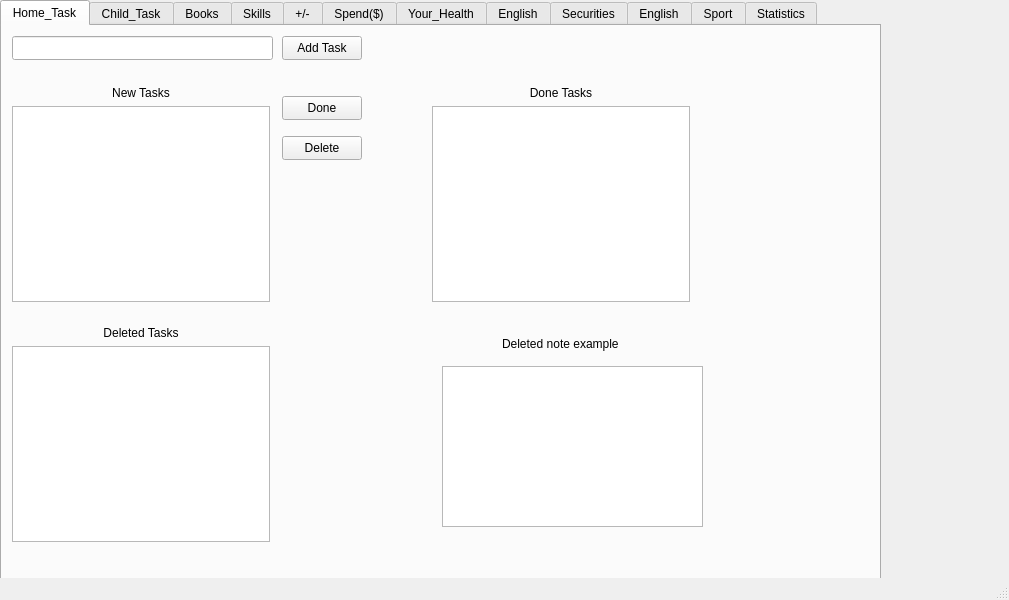
The window that ToDoNotes/mainwindow.ui (andreyschelkovo/ToDoNotes) describes before a commit, drawn with Qt 5.
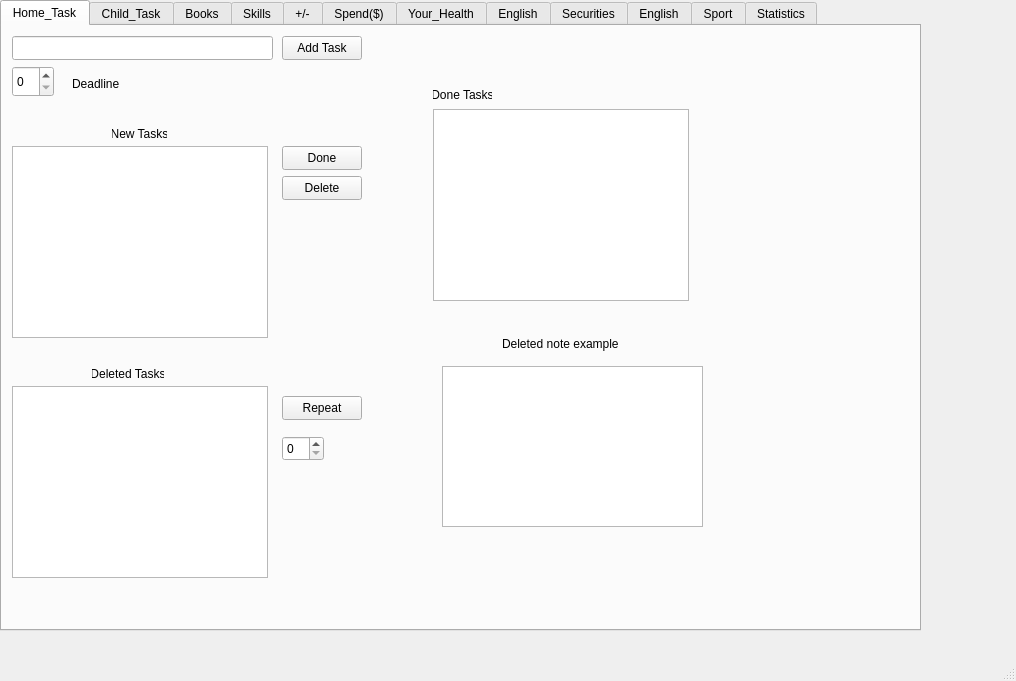
The same window after the commit.

Commit message: add deadline and understand how to make correct repeat button. Should see my conspect

```diff
--- a/ToDoNotes/mainwindow.ui
+++ b/ToDoNotes/mainwindow.ui
@@ -6,8 +6,8 @@
    <rect>
     <x>0</x>
     <y>0</y>
-    <width>1009</width>
-    <height>600</height>
+    <width>1016</width>
+    <height>681</height>
    </rect>
   </property>
   <property name="windowTitle">
@@ -19,8 +19,8 @@
      <rect>
       <x>0</x>
       <y>0</y>
-      <width>881</width>
-      <height>581</height>
+      <width>921</width>
+      <height>631</height>
      </rect>
     </property>
     <property name="currentIndex">
@@ -43,62 +43,6 @@
        <string>Add Task</string>
       </property>
      </widget>
-     <widget class="QWidget" name="layoutWidget">
-      <property name="geometry">
-       <rect>
-        <x>430</x>
-        <y>60</y>
-        <width>258</width>
-        <height>216</height>
-       </rect>
-      </property>
-      <layout class="QVBoxLayout" name="verticalLayout_2">
-       <item>
-        <widget class="QLabel" name="Done_Tasks_label">
-         <property name="layoutDirection">
-          <enum>Qt::LeftToRight</enum>
-         </property>
-         <property name="text">
-          <string>Done Tasks</string>
-         </property>
-         <property name="alignment">
-          <set>Qt::AlignCenter</set>
-         </property>
-        </widget>
-       </item>
-       <item>
-        <widget class="QListWidget" name="Done_Tasks_listWidget"/>
-       </item>
-      </layout>
-     </widget>
-     <widget class="QWidget" name="layoutWidget_2">
-      <property name="geometry">
-       <rect>
-        <x>10</x>
-        <y>300</y>
-        <width>258</width>
-        <height>216</height>
-       </rect>
-      </property>
-      <layout class="QVBoxLayout" name="verticalLayout_3">
-       <item>
-        <widget class="QLabel" name="Deleted_Tasks_label">
-         <property name="layoutDirection">
-          <enum>Qt::LeftToRight</enum>
-         </property>
-         <property name="text">
-          <string>Deleted Tasks</string>
-         </property>
-         <property name="alignment">
-          <set>Qt::AlignCenter</set>
-         </property>
-        </widget>
-       </item>
-       <item>
-        <widget class="QListWidget" name="Deleted_Tasks_listWidget"/>
-       </item>
-      </layout>
-     </widget>
      <widget class="QLineEdit" name="Add_Task_lineEdit">
       <property name="geometry">
        <rect>
@@ -113,7 +57,7 @@
       <property name="geometry">
        <rect>
         <x>280</x>
-        <y>70</y>
+        <y>120</y>
         <width>80</width>
         <height>24</height>
        </rect>
@@ -126,7 +70,7 @@
       <property name="geometry">
        <rect>
         <x>280</x>
-        <y>110</y>
+        <y>150</y>
         <width>80</width>
         <height>24</height>
        </rect>
@@ -135,34 +79,6 @@
        <string>Delete</string>
       </property>
      </widget>
-     <widget class="QWidget" name="layoutWidget">
-      <property name="geometry">
-       <rect>
-        <x>10</x>
-        <y>60</y>
-        <width>258</width>
-        <height>216</height>
-       </rect>
-      </property>
-      <layout class="QVBoxLayout" name="verticalLayout">
-       <item>
-        <widget class="QLabel" name="New_Tasks_label">
-         <property name="layoutDirection">
-          <enum>Qt::LeftToRight</enum>
-         </property>
-         <property name="text">
-          <string>New Tasks</string>
-         </property>
-         <property name="alignment">
-          <set>Qt::AlignCenter</set>
-         </property>
-        </widget>
-       </item>
-       <item>
-        <widget class="QListWidget" name="New_Tasks_listWidget"/>
-       </item>
-      </layout>
-     </widget>
      <widget class="QTextEdit" name="textEdit_Deleted_example">
       <property name="geometry">
        <rect>
@@ -186,6 +102,139 @@
        <string>Deleted note example</string>
       </property>
      </widget>
+     <widget class="QSpinBox" name="spinBox_deadline">
+      <property name="geometry">
+       <rect>
+        <x>10</x>
+        <y>40</y>
+        <width>42</width>
+        <height>31</height>
+       </rect>
+      </property>
+     </widget>
+     <widget class="QListWidget" name="Deleted_Tasks_listWidget">
+      <property name="geometry">
+       <rect>
+        <x>10</x>
+        <y>360</y>
+        <width>256</width>
+        <height>192</height>
+       </rect>
+      </property>
+     </widget>
+     <widget class="QLabel" name="label_deadline">
+      <property name="geometry">
+       <rect>
+        <x>70</x>
+        <y>50</y>
+        <width>71</width>
+        <height>16</height>
+       </rect>
+      </property>
+      <property name="text">
+       <string>Deadline</string>
+      </property>
+     </widget>
+     <widget class="QPushButton" name="pushButton_Repeat">
+      <property name="geometry">
+       <rect>
+        <x>280</x>
+        <y>370</y>
+        <width>80</width>
+        <height>24</height>
+       </rect>
+      </property>
+      <property name="text">
+       <string>Repeat</string>
+      </property>
+     </widget>
+     <widget class="QSpinBox" name="spinBox_Repeat">
+      <property name="geometry">
+       <rect>
+        <x>280</x>
+        <y>410</y>
+        <width>42</width>
+        <height>25</height>
+       </rect>
+      </property>
+     </widget>
+     <widget class="QLabel" name="Deleted_Tasks_label">
+      <property name="geometry">
+       <rect>
+        <x>90</x>
+        <y>340</y>
+        <width>72</width>
+        <height>16</height>
+       </rect>
+      </property>
+      <property name="layoutDirection">
+       <enum>Qt::LeftToRight</enum>
+      </property>
+      <property name="text">
+       <string>Deleted Tasks</string>
+      </property>
+      <property name="alignment">
+       <set>Qt::AlignCenter</set>
+      </property>
+     </widget>
+     <widget class="QLabel" name="New_Tasks_label">
+      <property name="geometry">
+       <rect>
+        <x>110</x>
+        <y>100</y>
+        <width>55</width>
+        <height>16</height>
+       </rect>
+      </property>
+      <property name="layoutDirection">
+       <enum>Qt::LeftToRight</enum>
+      </property>
+      <property name="text">
+       <string>New Tasks</string>
+      </property>
+      <property name="alignment">
+       <set>Qt::AlignCenter</set>
+      </property>
+     </widget>
+     <widget class="QListWidget" name="New_Tasks_listWidget">
+      <property name="geometry">
+       <rect>
+        <x>10</x>
+        <y>120</y>
+        <width>256</width>
+        <height>192</height>
+       </rect>
+      </property>
+     </widget>
+     <widget class="QListWidget" name="Done_Tasks_listWidget">
+      <property name="geometry">
+       <rect>
+        <x>431</x>
+        <y>83</y>
+        <width>256</width>
+        <height>192</height>
+       </rect>
+      </property>
+     </widget>
+     <widget class="QLabel" name="Done_Tasks_label">
+      <property name="geometry">
+       <rect>
+        <x>431</x>
+        <y>61</y>
+        <width>59</width>
+        <height>16</height>
+       </rect>
+      </property>
+      <property name="layoutDirection">
+       <enum>Qt::LeftToRight</enum>
+      </property>
+      <property name="text">
+       <string>Done Tasks</string>
+      </property>
+      <property name="alignment">
+       <set>Qt::AlignCenter</set>
+      </property>
+     </widget>
     </widget>
     <widget class="QWidget" name="tab_2">
      <attribute name="title">
```
Left out of the diff: 2 changed lines with no effect on the pictures. The commit also changes 2 other files.
